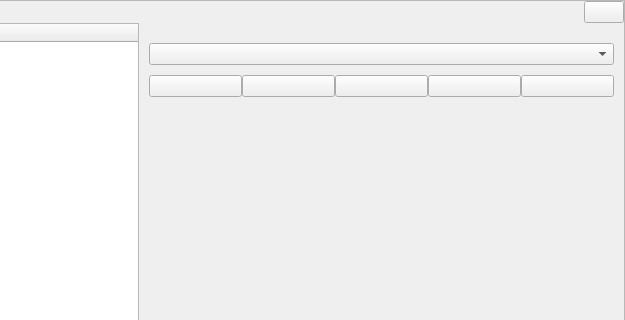
Old version of the form src/gui/Dlg/option.ui in the repository LaM0uette/PySide6_Blank_Project_demo; both pictures show x 347 to 972 and y 0 to 320 of the 972 by 625 pixel window.
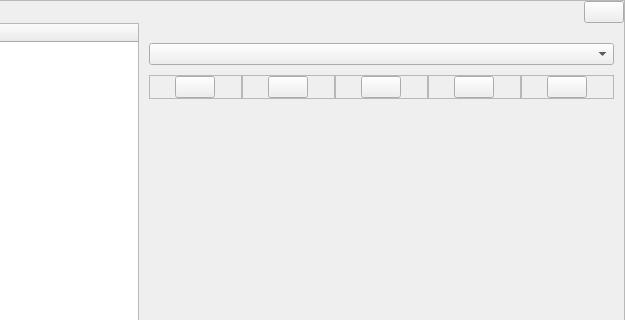
New version of the form.

Patch:
```diff
--- a/src/gui/Dlg/option.ui
+++ b/src/gui/Dlg/option.ui
@@ -765,21 +765,6 @@
               <property name="spacing">
                <number>0</number>
               </property>
-              <item row="1" column="2">
-               <widget class="QPushButton" name="pb_opt_tcolors_th3_cophex"/>
-              </item>
-              <item row="1" column="3">
-               <widget class="QPushButton" name="pb_opt_tcolors_bn1_cophex"/>
-              </item>
-              <item row="1" column="1">
-               <widget class="QPushButton" name="pb_opt_tcolors_th2_cophex"/>
-              </item>
-              <item row="1" column="0">
-               <widget class="QPushButton" name="pb_opt_tcolors_th1_cophex"/>
-              </item>
-              <item row="1" column="4">
-               <widget class="QPushButton" name="pb_opt_tcolors_bn2_cophex"/>
-              </item>
               <item row="2" column="0" colspan="5">
                <spacer name="verticalSpacer">
                 <property name="orientation">
@@ -796,56 +781,6 @@
               <item row="3" column="0">
                <widget class="QPushButton" name="pb_opt_tcolors_hex1"/>
               </item>
-              <item row="0" column="4">
-               <widget class="QFrame" name="fr_opt_tcolors_bn2">
-                <property name="frameShape">
-                 <enum>QFrame::StyledPanel</enum>
-                </property>
-                <property name="frameShadow">
-                 <enum>QFrame::Raised</enum>
-                </property>
-               </widget>
-              </item>
-              <item row="0" column="3">
-               <widget class="QFrame" name="fr_opt_tcolors_bn1">
-                <property name="frameShape">
-                 <enum>QFrame::StyledPanel</enum>
-                </property>
-                <property name="frameShadow">
-                 <enum>QFrame::Raised</enum>
-                </property>
-               </widget>
-              </item>
-              <item row="0" column="2">
-               <widget class="QFrame" name="fr_opt_tcolors_th3">
-                <property name="frameShape">
-                 <enum>QFrame::StyledPanel</enum>
-                </property>
-                <property name="frameShadow">
-                 <enum>QFrame::Raised</enum>
-                </property>
-               </widget>
-              </item>
-              <item row="0" column="0">
-               <widget class="QFrame" name="fr_opt_tcolors_th1">
-                <property name="frameShape">
-                 <enum>QFrame::StyledPanel</enum>
-                </property>
-                <property name="frameShadow">
-                 <enum>QFrame::Raised</enum>
-                </property>
-               </widget>
-              </item>
-              <item row="0" column="1">
-               <widget class="QFrame" name="fr_opt_tcolors_th2">
-                <property name="frameShape">
-                 <enum>QFrame::StyledPanel</enum>
-                </property>
-                <property name="frameShadow">
-                 <enum>QFrame::Raised</enum>
-                </property>
-               </widget>
-              </item>
               <item row="5" column="1">
                <widget class="QPushButton" name="pb_opt_tcolors_hex12"/>
               </item>
@@ -888,6 +823,156 @@
               <item row="5" column="4">
                <widget class="QPushButton" name="pb_opt_tcolors_hex15"/>
               </item>
+              <item row="0" column="0" rowspan="2">
+               <widget class="QFrame" name="fr_opt_tcolors_th1">
+                <property name="frameShape">
+                 <enum>QFrame::StyledPanel</enum>
+                </property>
+                <property name="frameShadow">
+                 <enum>QFrame::Raised</enum>
+                </property>
+                <layout class="QVBoxLayout" name="vlay_fr_opt_tcolors_th1">
+                 <property name="spacing">
+                  <number>0</number>
+                 </property>
+                 <property name="leftMargin">
+                  <number>0</number>
+                 </property>
+                 <property name="topMargin">
+                  <number>0</number>
+                 </property>
+                 <property name="rightMargin">
+                  <number>0</number>
+                 </property>
+                 <property name="bottomMargin">
+                  <number>0</number>
+                 </property>
+                 <item alignment="Qt::AlignHCenter">
+                  <widget class="QPushButton" name="pb_opt_tcolors_th1_cophex"/>
+                 </item>
+                </layout>
+               </widget>
+              </item>
+              <item row="0" column="1" rowspan="2">
+               <widget class="QFrame" name="fr_opt_tcolors_th2">
+                <property name="frameShape">
+                 <enum>QFrame::StyledPanel</enum>
+                </property>
+                <property name="frameShadow">
+                 <enum>QFrame::Raised</enum>
+                </property>
+                <layout class="QVBoxLayout" name="vlay_fr_opt_tcolors_th2">
+                 <property name="spacing">
+                  <number>0</number>
+                 </property>
+                 <property name="leftMargin">
+                  <number>0</number>
+                 </property>
+                 <property name="topMargin">
+                  <number>0</number>
+                 </property>
+                 <property name="rightMargin">
+                  <number>0</number>
+                 </property>
+                 <property name="bottomMargin">
+                  <number>0</number>
+                 </property>
+                 <item alignment="Qt::AlignHCenter">
+                  <widget class="QPushButton" name="pb_opt_tcolors_th2_cophex"/>
+                 </item>
+                </layout>
+               </widget>
+              </item>
+              <item row="0" column="2" rowspan="2">
+               <widget class="QFrame" name="fr_opt_tcolors_th3">
+                <property name="frameShape">
+                 <enum>QFrame::StyledPanel</enum>
+                </property>
+                <property name="frameShadow">
+                 <enum>QFrame::Raised</enum>
+                </property>
+                <layout class="QVBoxLayout" name="vlay_fr_opt_tcolors_th3">
+                 <property name="spacing">
+                  <number>0</number>
+                 </property>
+                 <property name="leftMargin">
+                  <number>0</number>
+                 </property>
+                 <property name="topMargin">
+                  <number>0</number>
+                 </property>
+                 <property name="rightMargin">
+                  <number>0</number>
+                 </property>
+                 <property name="bottomMargin">
+                  <number>0</number>
+                 </property>
+                 <item alignment="Qt::AlignHCenter">
+                  <widget class="QPushButton" name="pb_opt_tcolors_th3_cophex"/>
+                 </item>
+                </layout>
+               </widget>
+              </item>
+              <item row="0" column="3" rowspan="2">
+               <widget class="QFrame" name="fr_opt_tcolors_bn1">
+                <property name="frameShape">
+                 <enum>QFrame::StyledPanel</enum>
+                </property>
+                <property name="frameShadow">
+                 <enum>QFrame::Raised</enum>
+                </property>
+                <layout class="QVBoxLayout" name="vlay_fr_opt_tcolors_bn1">
+                 <property name="spacing">
+                  <number>0</number>
+                 </property>
+                 <property name="leftMargin">
+                  <number>0</number>
+                 </property>
+                 <property name="topMargin">
+                  <number>0</number>
+                 </property>
+                 <property name="rightMargin">
+                  <number>0</number>
+                 </property>
+                 <property name="bottomMargin">
+                  <number>0</number>
+                 </property>
+                 <item alignment="Qt::AlignHCenter">
+                  <widget class="QPushButton" name="pb_opt_tcolors_bn1_cophex"/>
+                 </item>
+                </layout>
+               </widget>
+              </item>
+              <item row="0" column="4" rowspan="2">
+               <widget class="QFrame" name="fr_opt_tcolors_bn2">
+                <property name="frameShape">
+                 <enum>QFrame::StyledPanel</enum>
+                </property>
+                <property name="frameShadow">
+                 <enum>QFrame::Raised</enum>
+                </property>
+                <layout class="QVBoxLayout" name="vlay_fr_opt_tcolors_bn2">
+                 <property name="spacing">
+                  <number>0</number>
+                 </property>
+                 <property name="leftMargin">
+                  <number>0</number>
+                 </property>
+                 <property name="topMargin">
+                  <number>0</number>
+                 </property>
+                 <property name="rightMargin">
+                  <number>0</number>
+                 </property>
+                 <property name="bottomMargin">
+                  <number>0</number>
+                 </property>
+                 <item alignment="Qt::AlignHCenter">
+                  <widget class="QPushButton" name="pb_opt_tcolors_bn2_cophex"/>
+                 </item>
+                </layout>
+               </widget>
+              </item>
              </layout>
             </item>
             <item>
```
